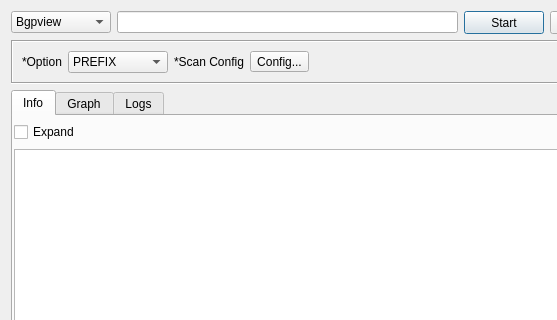
Before: the Qt Designer form sub3suite/src/tools/CidrTool.ui in 3nock/OTE, drawn with Qt 5; both pictures show x 0 to 557 and y 0 to 320 of the 641 by 505 pixel window.
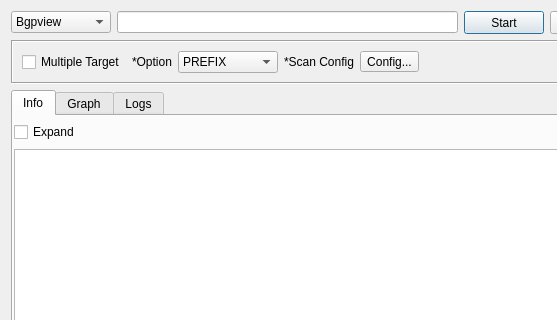
After: the same form once the commit is applied.

```diff
--- a/sub3suite/src/tools/CidrTool.ui
+++ b/sub3suite/src/tools/CidrTool.ui
@@ -71,6 +71,13 @@
       <enum>QFrame::Sunken</enum>
      </property>
      <layout class="QHBoxLayout" name="horizontalLayout">
+      <item>
+       <widget class="QCheckBox" name="checkBoxMultipleTargets">
+        <property name="text">
+         <string>Multiple Target</string>
+        </property>
+       </widget>
+      </item>
       <item>
        <widget class="QLabel" name="label">
         <property name="text">
```
